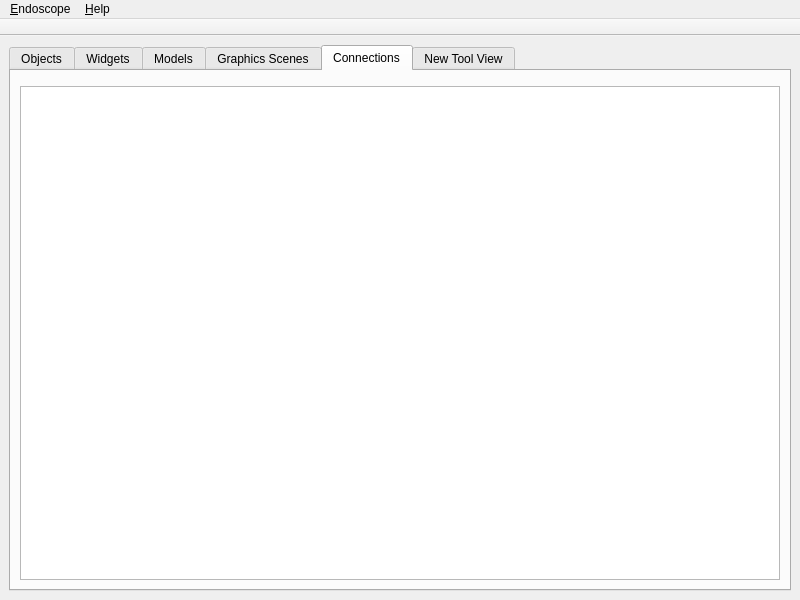
Qt form mainwindow.ui (KDAB/GammaRay) before a commit.
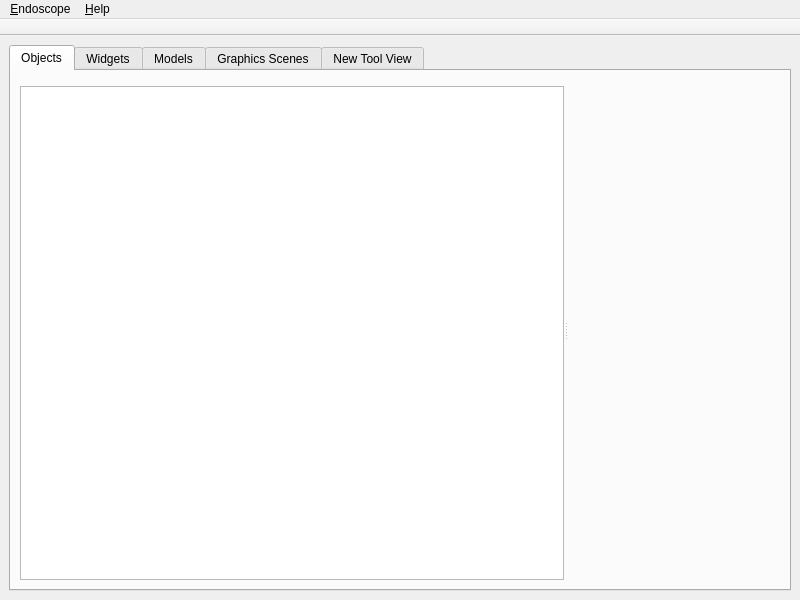
The same form after that commit. The open tabs and pages were chosen to show the change. Custom widgets are drawn as their Qt base class.

Commit message: Extract the connection browser.

Diff of the .ui file:
```diff
--- a/mainwindow.ui
+++ b/mainwindow.ui
@@ -190,23 +190,6 @@
         </item>
        </layout>
       </widget>
-      <widget class="QWidget" name="tab_5">
-       <attribute name="title">
-        <string>Connections</string>
-       </attribute>
-       <layout class="QVBoxLayout" name="verticalLayout_9">
-        <item>
-         <widget class="KFilterProxySearchLine" name="connectionSearchLine"/>
-        </item>
-        <item>
-         <widget class="QTreeView" name="connectionView">
-          <property name="allColumnsShowFocus">
-           <bool>true</bool>
-          </property>
-         </widget>
-        </item>
-       </layout>
-      </widget>
       <widget class="QWidget" name="widget">
        <attribute name="title">
         <string>New Tool View</string>
```
The commit also changes 9 other files.
